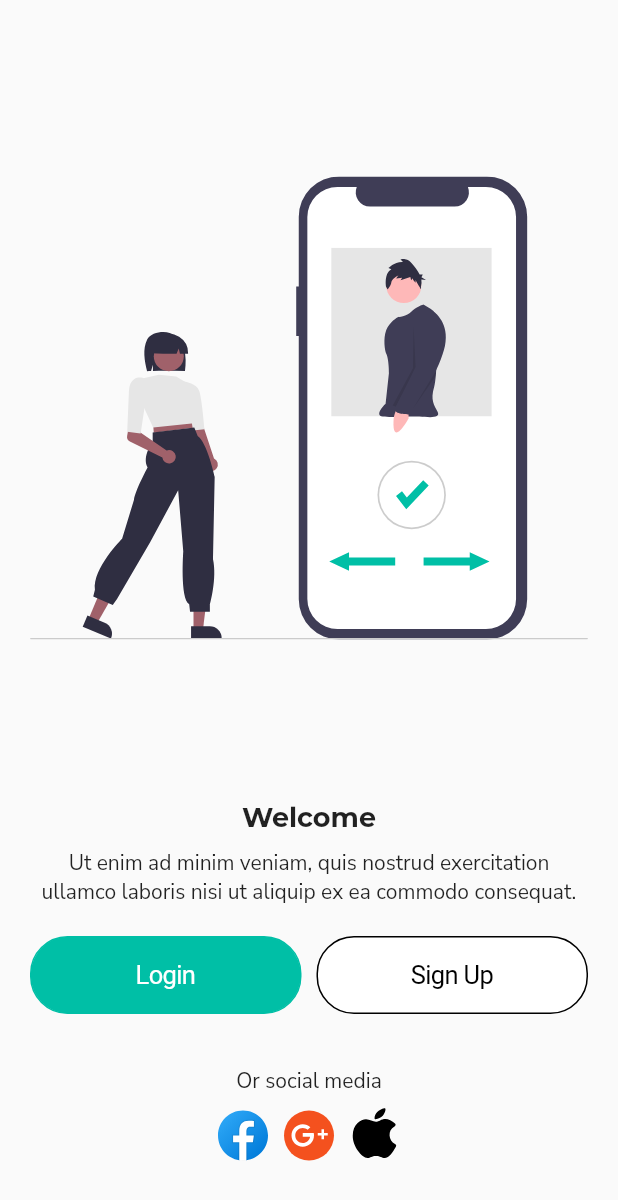
After one commit to leoFlutterNodeJs/flutter_ui_tests_units, a Flutter app: the WelcomePage screen opened by its route, on a phone screen of 412 x 824 dp. The commit adds this screen. Shown: the top 1200 px of the screen. Run offline on Flutter 3.47's test engine with Material 2 defaults, Android fonts, the phone set to English and light mode, and no system bars; our stand-ins replace dots_indicator, flutter_svg, google_fonts.

Commit message:
feat: Welcome Page Completed

```diff
--- /dev/null
+++ b/lib/src/global_widgets/circle_button.dart
@@ -0,0 +1,16 @@
+import 'package:flutter/cupertino.dart';
+import 'package:flutter_svg/svg.dart';
+
+class CircleButton extends StatelessWidget {
+  final VoidCallback onPressed;
+  final String iconPath;
+  CircleButton({@required this.onPressed, @required this.iconPath});
+  @override
+  Widget build(BuildContext context) {
+    return CupertinoButton(
+      padding: EdgeInsets.zero,
+      onPressed: this.onPressed,
+      child: SvgPicture.asset(iconPath, width: 40),
+    );
+  }
+}
--- /dev/null
+++ b/lib/src/global_widgets/global_widgets.dart
@@ -0,0 +1 @@
+export 'rounded_button.dart';
--- /dev/null
+++ b/lib/src/global_widgets/rounded_button.dart
@@ -0,0 +1,37 @@
+import 'package:flutter/cupertino.dart';
+import 'package:flutter/material.dart';
+import 'package:ui_tests_units/src/utils/colors.dart';
+
+class RoundedButton extends StatelessWidget {
+  final String label;
+  final VoidCallback onPressed;
+  final Color textColor, backgroundColor, borderColor;
+  RoundedButton({
+    @required this.label,
+    @required this.onPressed,
+    this.textColor = Colors.white,
+    this.backgroundColor = primaryColor,
+    this.borderColor = primaryColor,
+  });
+  @override
+  Widget build(BuildContext context) {
+    return Container(
+      padding: EdgeInsets.symmetric(vertical: 10, horizontal: 30),
+      decoration: BoxDecoration(
+        color: backgroundColor,
+        borderRadius: BorderRadius.circular(25),
+        border: Border.all(color: this.borderColor),
+      ),
+      child: CupertinoButton(
+        minSize: 30,
+        onPressed: this.onPressed,
+        color: backgroundColor,
+        padding: EdgeInsets.zero,
+        child: Text(
+          this.label,
+          style: TextStyle(color: textColor),
+        ),
+      ),
+    );
+  }
+}
--- a/lib/src/pages/onboard/widgets/onboard_controls.dart
+++ b/lib/src/pages/onboard/widgets/onboard_controls.dart
@@ -1,6 +1,7 @@
 import 'package:flutter/cupertino.dart';
 import 'package:ui_tests_units/src/pages/onboard/onboard_controller.dart';
 import 'package:ui_tests_units/src/pages/onboard/widgets/onboard_dots.dart';
+import 'package:ui_tests_units/src/routes/routes.dart';
 import 'package:ui_tests_units/src/utils/colors.dart';
 import 'package:provider/provider.dart';
 
@@ -19,10 +20,12 @@ class OnboardControls extends StatelessWidget {
           Consumer<OnboardController>(
             builder: (_, controller, __) => CupertinoButton(
               onPressed: () {
-                controller.pageController.nextPage(
-                  duration: Duration(milliseconds: 400),
-                  curve: Curves.linear,
-                );
+                controller.currentPage == 2
+                    ? Navigator.pushReplacementNamed(context, Routes.WELCOME)
+                    : controller.pageController.nextPage(
+                        duration: Duration(milliseconds: 400),
+                        curve: Curves.linear,
+                      );
               },
               color: primaryColor,
               borderRadius: BorderRadius.circular(30),
--- /dev/null
+++ b/lib/src/pages/welcome/welccome_page.dart
@@ -0,0 +1,73 @@
+import 'package:flutter/material.dart';
+
+import 'package:flutter_svg/svg.dart';
+import 'package:ui_tests_units/src/global_widgets/circle_button.dart';
+
+import '../../../src/utils/font_styles.dart';
+import '../../global_widgets/global_widgets.dart';
+
+class WelcomePage extends StatelessWidget {
+  @override
+  Widget build(BuildContext context) {
+    return Scaffold(
+      body: SafeArea(
+        child: Container(
+          padding: EdgeInsets.all(20),
+          width: double.infinity,
+          height: double.infinity,
+          child: Column(
+            mainAxisAlignment: MainAxisAlignment.center,
+            children: [
+              Expanded(child: SvgPicture.asset('assets/svg/welcome.svg')),
+              SizedBox(height: 10),
+              Text("Welcome", style: FontStyle.title),
+              SizedBox(height: 10),
+              Text(
+                "Ut enim ad minim veniam, quis nostrud exercitation ullamco laboris nisi ut aliquip ex ea commodo consequat.",
+                textAlign: TextAlign.center,
+              ),
+              SizedBox(height: 20),
+              Row(
+                mainAxisAlignment: MainAxisAlignment.center,
+                children: [
+                  Expanded(
+                      child: RoundedButton(label: 'Login', onPressed: () {})),
+                  SizedBox(width: 10),
+                  Expanded(
+                    child: RoundedButton(
+                      label: 'Sign Up',
+                      onPressed: () {},
+                      textColor: Colors.black,
+                      backgroundColor: Colors.white,
+                      borderColor: Colors.black,
+                    ),
+                  ),
+                ],
+              ),
+              SizedBox(height: 35),
+              Text("Or social media"),
+              SizedBox(height: 5),
+              Container(
+                margin: EdgeInsets.only(bottom: 25),
+                child: Row(
+                  mainAxisAlignment: MainAxisAlignment.center,
+                  children: [
+                    CircleButton(
+                        onPressed: () {},
+                        iconPath: "assets/svg/icons/ic_facebook.svg"),
+                    CircleButton(
+                        onPressed: () {},
+                        iconPath: "assets/svg/icons/ic_google_plus.svg"),
+                    CircleButton(
+                        onPressed: () {},
+                        iconPath: "assets/svg/icons/ic_apple.svg"),
+                  ],
+                ),
+              ),
+            ],
+          ),
+        ),
+      ),
+    );
+  }
+}
--- a/lib/src/routes/pages.dart
+++ b/lib/src/routes/pages.dart
@@ -1,4 +1,5 @@
 import 'package:flutter/material.dart';
+import 'package:ui_tests_units/src/pages/welcome/welccome_page.dart';
 
 import '../pages/onboard/onboard_page.dart';
 import 'routes.dart';
@@ -7,5 +8,6 @@ abstract class Pages {
   static const String INITIAL = Routes.ONBOARD;
   static final Map<String, Widget Function(BuildContext)> routes = {
     Routes.ONBOARD: (_) => OnboardPage(),
+    Routes.WELCOME: (_) => WelcomePage(),
   };
 }
--- a/lib/src/routes/routes.dart
+++ b/lib/src/routes/routes.dart
@@ -1,3 +1,4 @@
 abstract class Routes {
   static const ONBOARD = '/onboard';
+  static const WELCOME = '/welcome';
 }
--- a/pubspec.yaml
+++ b/pubspec.yaml
@@ -27,6 +27,7 @@ flutter:
   uses-material-design: true
   assets:
     - assets/svg/
+    - assets/svg/icons/
 
   # fonts:
   #   - family: Schyler
```
Also changed, not shown: assets/svg/icons/ic_apple.svg (added), assets/svg/icons/ic_facebook.svg (added), assets/svg/icons/ic_google_plus.svg (added), assets/svg/welcome.svg (added).
